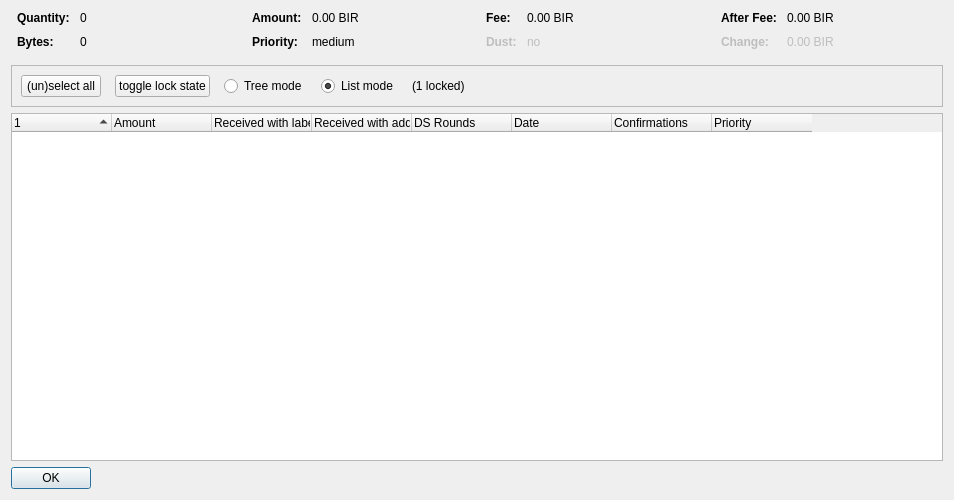
First picture: the form in src/qt/forms/coincontroldialog.ui, repository decenomy/BIR, before the edit.
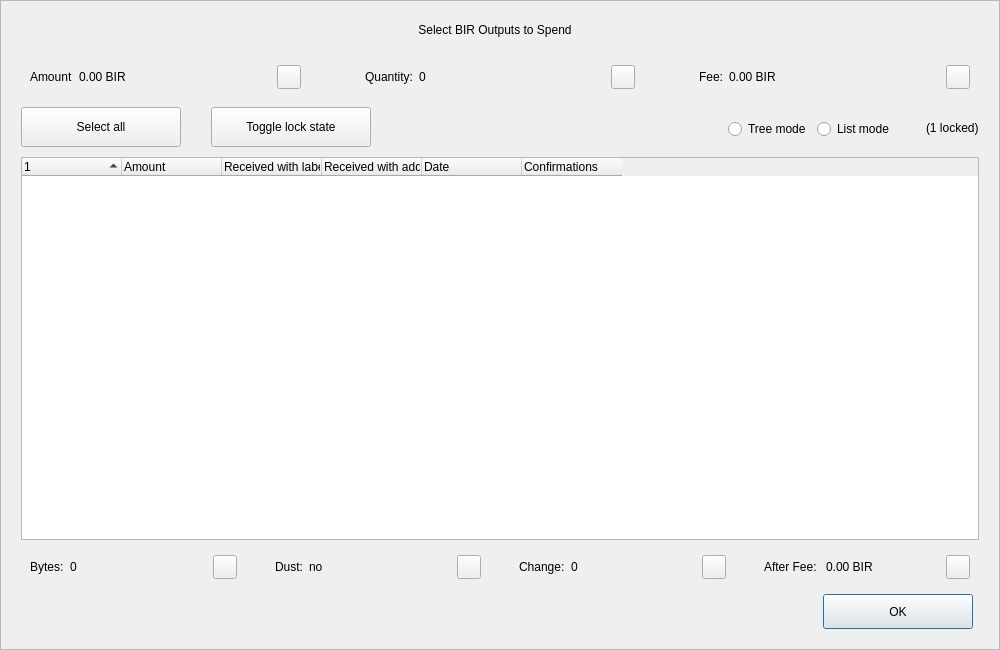
Second picture: the form after the edit. Custom widgets are drawn as their Qt base class.

The edit to the form file:
```diff
--- a/src/qt/forms/coincontroldialog.ui
+++ b/src/qt/forms/coincontroldialog.ui
@@ -6,50 +6,204 @@
    <rect>
     <x>0</x>
     <y>0</y>
-    <width>954</width>
-    <height>500</height>
+    <width>1000</width>
+    <height>650</height>
    </rect>
   </property>
+  <property name="minimumSize">
+   <size>
+    <width>950</width>
+    <height>650</height>
+   </size>
+  </property>
   <property name="windowTitle">
    <string>Coin Selection</string>
   </property>
+  <property name="styleSheet">
+   <string notr="true"/>
+  </property>
   <layout class="QVBoxLayout" name="verticalLayout">
-   <item>
-    <layout class="QHBoxLayout" name="horizontalLayoutTop" stretch="0,0,0,0">
+   <property name="spacing">
+    <number>0</number>
+   </property>
+   <property name="leftMargin">
+    <number>0</number>
+   </property>
      <property name="topMargin">
       <number>0</number>
      </property>
+   <property name="rightMargin">
+    <number>0</number>
+   </property>
      <property name="bottomMargin">
-      <number>10</number>
+    <number>0</number>
      </property>
      <item>
-      <layout class="QFormLayout" name="formLayoutCoinControl1">
-       <property name="horizontalSpacing">
-        <number>10</number>
-       </property>
-       <property name="verticalSpacing">
-        <number>10</number>
-       </property>
+    <widget class="QFrame" name="frameContainer">
+     <property name="toolTipDuration">
+      <number>0</number>
+     </property>
+     <property name="frameShape">
+      <enum>QFrame::StyledPanel</enum>
+     </property>
+     <property name="frameShadow">
+      <enum>QFrame::Raised</enum>
+     </property>
+     <layout class="QVBoxLayout" name="verticalLayout_2">
        <property name="leftMargin">
-        <number>6</number>
+       <number>0</number>
        </property>
        <property name="rightMargin">
-        <number>6</number>
-       </property>
-       <item row="0" column="0">
+       <number>0</number>
+      </property>
+      <property name="bottomMargin">
+       <number>20</number>
+      </property>
+      <item>
+       <layout class="QHBoxLayout" name="horizontalLayout_12">
+        <property name="spacing">
+         <number>0</number>
+        </property>
+        <property name="leftMargin">
+         <number>20</number>
+        </property>
+        <property name="rightMargin">
+         <number>30</number>
+        </property>
+        <item>
+         <spacer name="horizontalSpacer_4">
+          <property name="orientation">
+           <enum>Qt::Horizontal</enum>
+          </property>
+          <property name="sizeHint" stdset="0">
+           <size>
+            <width>40</width>
+            <height>20</height>
+           </size>
+          </property>
+         </spacer>
+        </item>
+        <item>
+         <widget class="QLabel" name="labelTitle">
+          <property name="minimumSize">
+           <size>
+            <width>0</width>
+            <height>40</height>
+           </size>
+          </property>
+          <property name="maximumSize">
+           <size>
+            <width>16777215</width>
+            <height>40</height>
+           </size>
+          </property>
+          <property name="text">
+           <string>Select BIR Outputs to Spend</string>
+          </property>
+          <property name="alignment">
+           <set>Qt::AlignCenter</set>
+          </property>
+          <property name="margin">
+           <number>7</number>
+          </property>
+         </widget>
+        </item>
+        <item>
+         <spacer name="horizontalSpacer_5">
+          <property name="orientation">
+           <enum>Qt::Horizontal</enum>
+          </property>
+          <property name="sizeHint" stdset="0">
+           <size>
+            <width>40</width>
+            <height>20</height>
+           </size>
+          </property>
+         </spacer>
+        </item>
+       </layout>
+      </item>
+      <item>
+       <layout class="QHBoxLayout" name="horizontalLayout_8">
+        <property name="leftMargin">
+         <number>20</number>
+        </property>
+        <property name="rightMargin">
+         <number>20</number>
+        </property>
+        <item>
+         <widget class="QWidget" name="layoutAmount" native="true">
+          <layout class="QHBoxLayout" name="horizontalLayout_9" stretch="0,1,0">
+           <item>
+            <widget class="QLabel" name="labelCoinControlAmountText">
+             <property name="text">
+              <string>Amount</string>
+             </property>
+            </widget>
+           </item>
+           <item>
+            <widget class="QLabel" name="labelCoinControlAmount">
+             <property name="text">
+              <string>0.00 BIR</string>
+             </property>
+            </widget>
+           </item>
+           <item alignment="Qt::AlignHCenter|Qt::AlignVCenter">
+            <widget class="QPushButton" name="pushButtonAmount">
+             <property name="minimumSize">
+              <size>
+               <width>0</width>
+               <height>24</height>
+              </size>
+             </property>
+             <property name="maximumSize">
+              <size>
+               <width>24</width>
+               <height>26</height>
+              </size>
+             </property>
+             <property name="focusPolicy">
+              <enum>Qt::NoFocus</enum>
+             </property>
+             <property name="styleSheet">
+              <string notr="true">padding-bottom:2px;
+padding-right:4px;</string>
+             </property>
+             <property name="text">
+              <string/>
+             </property>
+            </widget>
+           </item>
+          </layout>
+         </widget>
+        </item>
+        <item>
+         <spacer name="horizontalSpacer_2">
+          <property name="orientation">
+           <enum>Qt::Horizontal</enum>
+          </property>
+          <property name="sizeType">
+           <enum>QSizePolicy::Fixed</enum>
+          </property>
+          <property name="sizeHint" stdset="0">
+           <size>
+            <width>40</width>
+            <height>20</height>
+           </size>
+          </property>
+         </spacer>
+        </item>
+        <item>
+         <widget class="QWidget" name="layoutQuantity" native="true">
+          <layout class="QHBoxLayout" name="horizontalLayout_10" stretch="0,1,0">
+           <item>
         <widget class="QLabel" name="labelCoinControlQuantityText">
-         <property name="font">
-          <font>
-           <weight>75</weight>
-           <bold>true</bold>
-          </font>
-         </property>
          <property name="text">
           <string>Quantity:</string>
          </property>
         </widget>
        </item>
-       <item row="0" column="1">
+           <item>
         <widget class="QLabel" name="labelCoinControlQuantity">
          <property name="cursor">
           <cursorShape>IBeamCursor</cursorShape>
@@ -58,146 +212,66 @@
           <enum>Qt::ActionsContextMenu</enum>
          </property>
          <property name="text">
-          <string notr="true">0</string>
-         </property>
-         <property name="textInteractionFlags">
-          <set>Qt::LinksAccessibleByMouse|Qt::TextSelectableByKeyboard|Qt::TextSelectableByMouse</set>
-         </property>
-        </widget>
-       </item>
-       <item row="1" column="0">
-        <widget class="QLabel" name="labelCoinControlBytesText">
-         <property name="font">
-          <font>
-           <weight>75</weight>
-           <bold>true</bold>
-          </font>
-         </property>
-         <property name="text">
-          <string>Bytes:</string>
-         </property>
-        </widget>
-       </item>
-       <item row="1" column="1">
-        <widget class="QLabel" name="labelCoinControlBytes">
-         <property name="cursor">
-          <cursorShape>IBeamCursor</cursorShape>
-         </property>
-         <property name="contextMenuPolicy">
-          <enum>Qt::ActionsContextMenu</enum>
+              <string>0</string>
+             </property>
+            </widget>
+           </item>
+           <item alignment="Qt::AlignHCenter|Qt::AlignVCenter">
+            <widget class="QPushButton" name="pushButtonQuantity">
+             <property name="minimumSize">
+              <size>
+               <width>0</width>
+               <height>24</height>
+              </size>
+             </property>
+             <property name="maximumSize">
+              <size>
+               <width>24</width>
+               <height>26</height>
+              </size>
+             </property>
+             <property name="focusPolicy">
+              <enum>Qt::NoFocus</enum>
+             </property>
+             <property name="styleSheet">
+              <string notr="true">padding-bottom:2px;
+               padding-right:4px;</string>
          </property>
          <property name="text">
-          <string notr="true">0</string>
-         </property>
-         <property name="textInteractionFlags">
-          <set>Qt::LinksAccessibleByMouse|Qt::TextSelectableByKeyboard|Qt::TextSelectableByMouse</set>
-         </property>
+              <string/>
+             </property>
         </widget>
        </item>
       </layout>
+         </widget>
      </item>
      <item>
-      <layout class="QFormLayout" name="formLayoutCoinControl2">
-       <property name="horizontalSpacing">
-        <number>10</number>
-       </property>
-       <property name="verticalSpacing">
-        <number>10</number>
-       </property>
-       <property name="leftMargin">
-        <number>6</number>
-       </property>
-       <property name="rightMargin">
-        <number>6</number>
-       </property>
-       <item row="0" column="0">
-        <widget class="QLabel" name="labelCoinControlAmountText">
-         <property name="font">
-          <font>
-           <weight>75</weight>
-           <bold>true</bold>
-          </font>
-         </property>
-         <property name="text">
-          <string>Amount:</string>
-         </property>
-        </widget>
-       </item>
-       <item row="0" column="1">
-        <widget class="QLabel" name="labelCoinControlAmount">
-         <property name="cursor">
-          <cursorShape>IBeamCursor</cursorShape>
-         </property>
-         <property name="contextMenuPolicy">
-          <enum>Qt::ActionsContextMenu</enum>
-         </property>
-         <property name="text">
-          <string notr="true">0.00 BIR</string>
-         </property>
-         <property name="textInteractionFlags">
-          <set>Qt::LinksAccessibleByMouse|Qt::TextSelectableByKeyboard|Qt::TextSelectableByMouse</set>
-         </property>
-        </widget>
-       </item>
-       <item row="1" column="0">
-        <widget class="QLabel" name="labelCoinControlPriorityText">
-         <property name="font">
-          <font>
-           <weight>75</weight>
-           <bold>true</bold>
-          </font>
-         </property>
-         <property name="text">
-          <string>Priority:</string>
-         </property>
-        </widget>
-       </item>
-       <item row="1" column="1">
-        <widget class="QLabel" name="labelCoinControlPriority">
-         <property name="cursor">
-          <cursorShape>IBeamCursor</cursorShape>
-         </property>
-         <property name="contextMenuPolicy">
-          <enum>Qt::ActionsContextMenu</enum>
-         </property>
-         <property name="text">
-          <string>medium</string>
-         </property>
-         <property name="textInteractionFlags">
-          <set>Qt::LinksAccessibleByMouse|Qt::TextSelectableByKeyboard|Qt::TextSelectableByMouse</set>
-         </property>
-        </widget>
-       </item>
-      </layout>
-     </item>
+         <spacer name="horizontalSpacer_22">
+          <property name="orientation">
+           <enum>Qt::Horizontal</enum>
+          </property>
+          <property name="sizeType">
+           <enum>QSizePolicy::Fixed</enum>
+          </property>
+          <property name="sizeHint" stdset="0">
+           <size>
+            <width>40</width>
+            <height>20</height>
+           </size>
+          </property>
+         </spacer>
+        </item>
      <item>
-      <layout class="QFormLayout" name="formLayoutCoinControl3">
-       <property name="horizontalSpacing">
-        <number>10</number>
-       </property>
-       <property name="verticalSpacing">
-        <number>10</number>
-       </property>
-       <property name="leftMargin">
-        <number>6</number>
-       </property>
-       <property name="rightMargin">
-        <number>6</number>
-       </property>
-       <item row="0" column="0">
+         <widget class="QWidget" name="layoutFee" native="true">
+          <layout class="QHBoxLayout" name="horizontalLayout_11" stretch="0,1,0">
+           <item>
         <widget class="QLabel" name="labelCoinControlFeeText">
-         <property name="font">
-          <font>
-           <weight>75</weight>
-           <bold>true</bold>
-          </font>
-         </property>
          <property name="text">
           <string>Fee:</string>
          </property>
         </widget>
        </item>
-       <item row="0" column="1">
+           <item>
         <widget class="QLabel" name="labelCoinControlFee">
          <property name="cursor">
           <cursorShape>IBeamCursor</cursorShape>
@@ -206,129 +280,38 @@
           <enum>Qt::ActionsContextMenu</enum>
          </property>
          <property name="text">
-          <string notr="true">0.00 BIR</string>
-         </property>
-         <property name="textInteractionFlags">
-          <set>Qt::LinksAccessibleByMouse|Qt::TextSelectableByKeyboard|Qt::TextSelectableByMouse</set>
-         </property>
-        </widget>
-       </item>
-       <item row="1" column="0">
-        <widget class="QLabel" name="labelCoinControlLowOutputText">
-         <property name="enabled">
-          <bool>false</bool>
-         </property>
-         <property name="font">
-          <font>
-           <weight>75</weight>
-           <bold>true</bold>
-          </font>
-         </property>
-         <property name="text">
-          <string>Dust:</string>
-         </property>
-        </widget>
-       </item>
-       <item row="1" column="1">
-        <widget class="QLabel" name="labelCoinControlLowOutput">
-         <property name="enabled">
-          <bool>false</bool>
-         </property>
-         <property name="cursor">
-          <cursorShape>IBeamCursor</cursorShape>
-         </property>
-         <property name="contextMenuPolicy">
-          <enum>Qt::ActionsContextMenu</enum>
-         </property>
+              <string>0.00 BIR</string>
+             </property>
+            </widget>
+           </item>
+           <item alignment="Qt::AlignHCenter|Qt::AlignVCenter">
+            <widget class="QPushButton" name="pushButtonFee">
+             <property name="minimumSize">
+              <size>
+               <width>0</width>
+               <height>24</height>
+              </size>
+             </property>
+             <property name="maximumSize">
+              <size>
+               <width>24</width>
+               <height>26</height>
+              </size>
+             </property>
+             <property name="focusPolicy">
+              <enum>Qt::NoFocus</enum>
+             </property>
+             <property name="styleSheet">
+              <string notr="true">padding-bottom:2px;
+               padding-right:4px;</string>
+             </property>
          <property name="text">
-          <string>no</string>
-         </property>
-         <property name="textInteractionFlags">
-          <set>Qt::LinksAccessibleByMouse|Qt::TextSelectableByKeyboard|Qt::TextSelectableByMouse</set>
-         </property>
+              <string/>
+             </property>
         </widget>
        </item>
       </layout>
-     </item>
-     <item>
-      <layout class="QFormLayout" name="formLayoutCoinControl4">
-       <property name="horizontalSpacing">
-        <number>10</number>
-       </property>
-       <property name="verticalSpacing">
-        <number>10</number>
-       </property>
-       <property name="leftMargin">
-        <number>6</number>
-       </property>
-       <property name="rightMargin">
-        <number>6</number>
-       </property>
-       <item row="0" column="0">
-        <widget class="QLabel" name="labelCoinControlAfterFeeText">
-         <property name="font">
-          <font>
-           <weight>75</weight>
-           <bold>true</bold>
-          </font>
-         </property>
-         <property name="text">
-          <string>After Fee:</string>
-         </property>
-        </widget>
-       </item>
-       <item row="0" column="1">
-        <widget class="QLabel" name="labelCoinControlAfterFee">
-         <property name="cursor">
-          <cursorShape>IBeamCursor</cursorShape>
-         </property>
-         <property name="contextMenuPolicy">
-          <enum>Qt::ActionsContextMenu</enum>
-         </property>
-         <property name="text">
-          <string notr="true">0.00 BIR</string>
-         </property>
-         <property name="textInteractionFlags">
-          <set>Qt::LinksAccessibleByMouse|Qt::TextSelectableByKeyboard|Qt::TextSelectableByMouse</set>
-         </property>
-        </widget>
-       </item>
-       <item row="1" column="0">
-        <widget class="QLabel" name="labelCoinControlChangeText">
-         <property name="enabled">
-          <bool>false</bool>
-         </property>
-         <property name="font">
-          <font>
-           <weight>75</weight>
-           <bold>true</bold>
-          </font>
-         </property>
-         <property name="text">
-          <string>Change:</string>
-         </property>
-        </widget>
-       </item>
-       <item row="1" column="1">
-        <widget class="QLabel" name="labelCoinControlChange">
-         <property name="enabled">
-          <bool>false</bool>
-         </property>
-         <property name="cursor">
-          <cursorShape>IBeamCursor</cursorShape>
-         </property>
-         <property name="contextMenuPolicy">
-          <enum>Qt::ActionsContextMenu</enum>
-         </property>
-         <property name="text">
-          <string notr="true">0.00 BIR</string>
-         </property>
-         <property name="textInteractionFlags">
-          <set>Qt::LinksAccessibleByMouse|Qt::TextSelectableByKeyboard|Qt::TextSelectableByMouse</set>
-         </property>
-        </widget>
-       </item>
-      </layout>
+         </widget>
      </item>
     </layout>
    </item>
@@ -340,6 +323,11 @@
        <height>40</height>
       </size>
      </property>
+        <property name="styleSheet">
+         <string notr="true">#frame {
+	border:0;
+}</string>
+        </property>
      <property name="frameShape">
       <enum>QFrame::StyledPanel</enum>
      </property>
@@ -347,10 +335,25 @@
       <enum>QFrame::Sunken</enum>
      </property>
      <layout class="QHBoxLayout" name="horizontalLayout">
+         <property name="spacing">
+          <number>0</number>
+         </property>
+         <property name="leftMargin">
+          <number>20</number>
+         </property>
+         <property name="topMargin">
+          <number>0</number>
+         </property>
+         <property name="rightMargin">
+          <number>20</number>
+         </property>
+         <property name="bottomMargin">
+          <number>0</number>
+         </property>
       <item>
        <layout class="QHBoxLayout" name="horizontalLayoutPanel" stretch="0,0,0,0,0,0">
         <property name="spacing">
-         <number>14</number>
+            <number>20</number>
         </property>
         <item>
          <widget class="QPushButton" name="pushButtonSelectAll">
@@ -360,14 +363,51 @@
             <verstretch>0</verstretch>
            </sizepolicy>
           </property>
+             <property name="minimumSize">
+              <size>
+               <width>160</width>
+               <height>40</height>
+              </size>
+             </property>
+             <property name="maximumSize">
+              <size>
+               <width>16777215</width>
+               <height>40</height>
+              </size>
+             </property>
           <property name="text">
-           <string>(un)select all</string>
+              <string>Select all</string>
+             </property>
+             <property name="checkable">
+              <bool>true</bool>
+             </property>
+             <property name="checked">
+              <bool>false</bool>
+             </property>
+             <property name="autoExclusive">
+              <bool>false</bool>
           </property>
           <property name="autoDefault">
            <bool>false</bool>
           </property>
          </widget>
         </item>
+           <item>
+            <spacer name="horizontalSpacer_6">
+             <property name="orientation">
+              <enum>Qt::Horizontal</enum>
+             </property>
+             <property name="sizeType">
+              <enum>QSizePolicy::Fixed</enum>
+             </property>
+             <property name="sizeHint" stdset="0">
+              <size>
+               <width>10</width>
+               <height>20</height>
+              </size>
+             </property>
+            </spacer>
+           </item>
         <item>
          <widget class="QPushButton" name="pushButtonToggleLock">
           <property name="sizePolicy">
@@ -376,14 +416,60 @@
             <verstretch>0</verstretch>
            </sizepolicy>
           </property>
+             <property name="minimumSize">
+              <size>
+               <width>160</width>
+               <height>40</height>
+              </size>
+             </property>
+             <property name="maximumSize">
+              <size>
+               <width>16777215</width>
+               <height>40</height>
+              </size>
+             </property>
           <property name="text">
-           <string>toggle lock state</string>
+              <string>Toggle lock state</string>
+             </property>
+             <property name="checkable">
+              <bool>true</bool>
+             </property>
+             <property name="autoExclusive">
+              <bool>false</bool>
           </property>
           <property name="autoDefault">
            <bool>false</bool>
           </property>
          </widget>
         </item>
+           <item>
+            <spacer name="horizontalSpacer_7">
+             <property name="orientation">
+              <enum>Qt::Horizontal</enum>
+             </property>
+             <property name="sizeType">
+              <enum>QSizePolicy::Expanding</enum>
+             </property>
+             <property name="sizeHint" stdset="0">
+              <size>
+               <width>30</width>
+               <height>20</height>
+              </size>
+             </property>
+            </spacer>
+           </item>
+           <item alignment="Qt::AlignRight">
+            <widget class="QGroupBox" name="groupBox_2">
+             <property name="styleSheet">
+              <string notr="true">#groupBox_2 {
+    background-color:transparent;
+    border-radius:0;
+}</string>
+             </property>
+             <property name="title">
+              <string/>
+             </property>
+             <layout class="QHBoxLayout" name="horizontalLayout_14">
         <item>
          <widget class="QRadioButton" name="radioTreeMode">
           <property name="sizePolicy">
@@ -409,8 +495,11 @@
            <string>List mode</string>
           </property>
           <property name="checked">
-           <bool>true</bool>
-          </property>
+                 <bool>false</bool>
+                </property>
+               </widget>
+              </item>
+             </layout>
          </widget>
         </item>
         <item>
@@ -420,34 +509,32 @@
           </property>
          </widget>
         </item>
-        <item>
-         <spacer name="horizontalSpacer">
-          <property name="orientation">
-           <enum>Qt::Horizontal</enum>
-          </property>
-          <property name="sizeHint" stdset="0">
-           <size>
-            <width>40</width>
-            <height>20</height>
-           </size>
-          </property>
-         </spacer>
-        </item>
        </layout>
       </item>
      </layout>
     </widget>
    </item>
+      <item>
+       <layout class="QHBoxLayout" name="horizontalLayout_13">
+        <property name="leftMargin">
+         <number>20</number>
+        </property>
+        <property name="rightMargin">
+         <number>20</number>
+        </property>
    <item>
     <widget class="CoinControlTreeWidget" name="treeWidget">
      <property name="contextMenuPolicy">
       <enum>Qt::CustomContextMenu</enum>
      </property>
+          <property name="styleSheet">
+           <string notr="true"/>
+          </property>
      <property name="sortingEnabled">
       <bool>false</bool>
      </property>
      <property name="columnCount">
-      <number>8</number>
+           <number>6</number>
      </property>
      <attribute name="headerShowSortIndicator" stdset="0">
       <bool>true</bool>
@@ -475,11 +562,6 @@
        <string>Received with address</string>
       </property>
      </column>
-     <column>
-      <property name="text">
-       <string>DS Rounds</string>
-      </property>
-     </column>
      <column>
       <property name="text">
        <string>Date</string>
@@ -493,27 +575,247 @@
        <string>Confirmed</string>
       </property>
      </column>
-     <column>
+         </widget>
+        </item>
+       </layout>
+      </item>
+      <item>
+       <layout class="QHBoxLayout" name="horizontalLayout_3">
+        <property name="spacing">
+         <number>20</number>
+        </property>
+        <property name="leftMargin">
+         <number>20</number>
+        </property>
+        <property name="rightMargin">
+         <number>20</number>
+        </property>
+        <item>
+         <widget class="QWidget" name="layoutBytes" native="true">
+          <layout class="QHBoxLayout" name="horizontalLayout_4" stretch="0,1,0">
+           <item>
+            <widget class="QLabel" name="labelCoinControlBytesText">
       <property name="text">
-       <string>Priority</string>
-      </property>
-     </column>
+              <string>Bytes:</string>
+             </property>
     </widget>
    </item>
    <item>
-    <widget class="QDialogButtonBox" name="buttonBox">
-     <property name="sizePolicy">
-      <sizepolicy hsizetype="Maximum" vsizetype="Fixed">
-       <horstretch>0</horstretch>
-       <verstretch>0</verstretch>
-      </sizepolicy>
-     </property>
+            <widget class="QLabel" name="labelCoinControlBytes">
+             <property name="text">
+              <string>0</string>
+             </property>
+            </widget>
+           </item>
+           <item alignment="Qt::AlignHCenter|Qt::AlignVCenter">
+            <widget class="QPushButton" name="pushButtonBytes">
+             <property name="minimumSize">
+              <size>
+               <width>0</width>
+               <height>24</height>
+              </size>
+             </property>
+             <property name="maximumSize">
+              <size>
+               <width>24</width>
+               <height>26</height>
+              </size>
+             </property>
+             <property name="focusPolicy">
+              <enum>Qt::NoFocus</enum>
+             </property>
+             <property name="styleSheet">
+              <string notr="true">padding-bottom:2px;
+               padding-right:4px;</string>
+             </property>
+             <property name="text">
+              <string/>
+             </property>
+            </widget>
+           </item>
+          </layout>
+         </widget>
+        </item>
+        <item>
+         <widget class="QWidget" name="layoutDust" native="true">
+          <layout class="QHBoxLayout" name="horizontalLayout_5" stretch="0,1,0">
+           <item>
+            <widget class="QLabel" name="labelCoinControlLowOutputText">
+             <property name="text">
+              <string>Dust:</string>
+             </property>
+            </widget>
+           </item>
+           <item>
+            <widget class="QLabel" name="labelCoinControlLowOutput">
+             <property name="text">
+              <string>no</string>
+             </property>
+            </widget>
+           </item>
+           <item alignment="Qt::AlignHCenter|Qt::AlignVCenter">
+            <widget class="QPushButton" name="pushButtonDust">
+             <property name="minimumSize">
+              <size>
+               <width>0</width>
+               <height>24</height>
+              </size>
+             </property>
+             <property name="maximumSize">
+              <size>
+               <width>24</width>
+               <height>26</height>
+              </size>
+             </property>
+             <property name="focusPolicy">
+              <enum>Qt::NoFocus</enum>
+             </property>
+             <property name="styleSheet">
+              <string notr="true">padding-bottom:2px;
+               padding-right:4px;</string>
+             </property>
+             <property name="text">
+              <string/>
+             </property>
+            </widget>
+           </item>
+          </layout>
+         </widget>
+        </item>
+        <item>
+         <widget class="QWidget" name="layoutChange" native="true">
+          <layout class="QHBoxLayout" name="horizontalLayout_6" stretch="0,1,0">
+           <item>
+            <widget class="QLabel" name="labelCoinControlChangeText">
+             <property name="text">
+              <string>Change:</string>
+             </property>
+            </widget>
+           </item>
+           <item>
+            <widget class="QLabel" name="labelCoinControlChange">
+             <property name="text">
+              <string>0</string>
+             </property>
+            </widget>
+           </item>
+           <item alignment="Qt::AlignHCenter|Qt::AlignVCenter">
+            <widget class="QPushButton" name="pushButtonChange">
+             <property name="minimumSize">
+              <size>
+               <width>0</width>
+               <height>24</height>
+              </size>
+             </property>
+             <property name="maximumSize">
+              <size>
+               <width>24</width>
+               <height>26</height>
+              </size>
+             </property>
+             <property name="focusPolicy">
+              <enum>Qt::NoFocus</enum>
+             </property>
+             <property name="styleSheet">
+              <string notr="true">padding-bottom:2px;
+               padding-right:4px;</string>
+             </property>
+             <property name="text">
+              <string/>
+             </property>
+            </widget>
+           </item>
+          </layout>
+         </widget>
+        </item>
+        <item>
+         <widget class="QWidget" name="layoutAfter" native="true">
+          <layout class="QHBoxLayout" name="horizontalLayout_7" stretch="0,1,0">
+           <item>
+            <widget class="QLabel" name="labelCoinControlAfterFeeText">
+             <property name="text">
+              <string>After Fee: </string>
+             </property>
+            </widget>
+           </item>
+           <item>
+            <widget class="QLabel" name="labelCoinControlAfterFee">
+             <property name="text">
+              <string>0.00 BIR</string>
+             </property>
+            </widget>
+           </item>
+           <item alignment="Qt::AlignHCenter|Qt::AlignVCenter">
+            <widget class="QPushButton" name="pushButtonAlterFee">
+             <property name="minimumSize">
+              <size>
+               <width>0</width>
+               <height>24</height>
+              </size>
+             </property>
+             <property name="maximumSize">
+              <size>
+               <width>24</width>
+               <height>26</height>
+              </size>
+             </property>
+             <property name="focusPolicy">
+              <enum>Qt::NoFocus</enum>
+             </property>
+             <property name="styleSheet">
+              <string notr="true">padding-bottom:2px;
+               padding-right:4px;</string>
+             </property>
+             <property name="text">
+              <string/>
+             </property>
+            </widget>
+           </item>
+          </layout>
+         </widget>
+        </item>
+       </layout>
+      </item>
+      <item>
+       <layout class="QHBoxLayout" name="horizontalLayout_2">
+        <property name="spacing">
+         <number>0</number>
+        </property>
+        <property name="leftMargin">
+         <number>20</number>
+        </property>
+        <property name="rightMargin">
+         <number>26</number>
+        </property>
+        <item>
+         <spacer name="horizontalSpacer_3">
      <property name="orientation">
       <enum>Qt::Horizontal</enum>
      </property>
-     <property name="standardButtons">
-      <set>QDialogButtonBox::Ok</set>
-     </property>
+          <property name="sizeHint" stdset="0">
+           <size>
+            <width>558</width>
+            <height>20</height>
+           </size>
+          </property>
+         </spacer>
+        </item>
+        <item>
+         <widget class="QPushButton" name="pushButtonOk">
+          <property name="minimumSize">
+           <size>
+            <width>150</width>
+            <height>35</height>
+           </size>
+          </property>
+          <property name="text">
+           <string>OK</string>
+          </property>
+         </widget>
+        </item>
+       </layout>
+      </item>
+     </layout>
     </widget>
    </item>
   </layout>
```
Left out of the diff: 12 changed lines with no effect on the pictures. Lines whose indentation alone changed are shown as unchanged.
